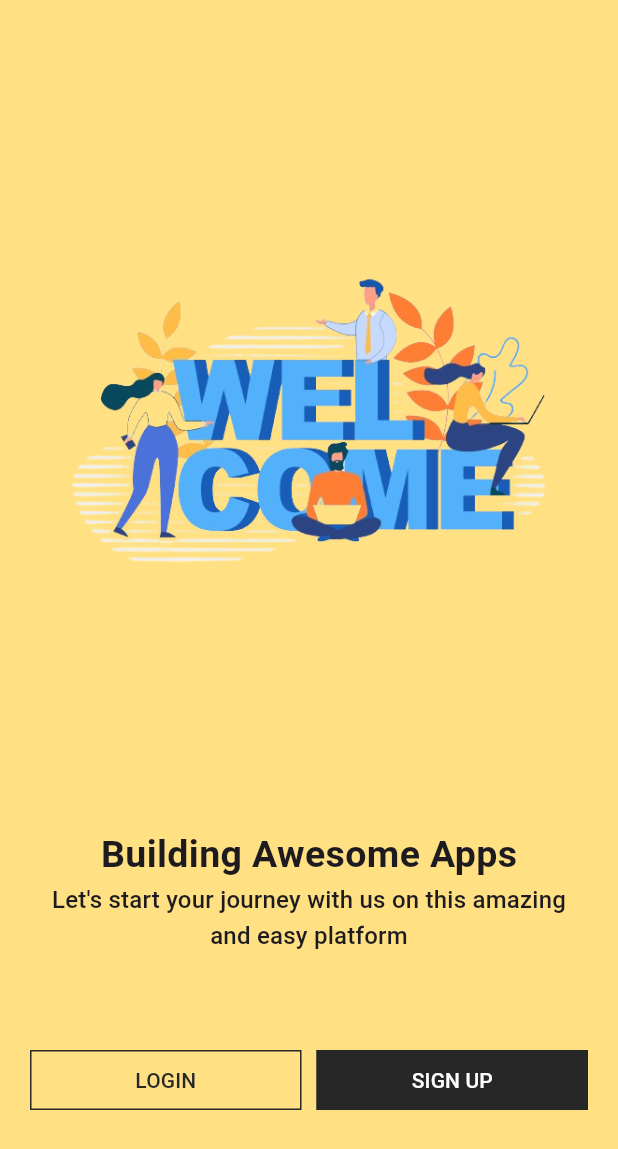
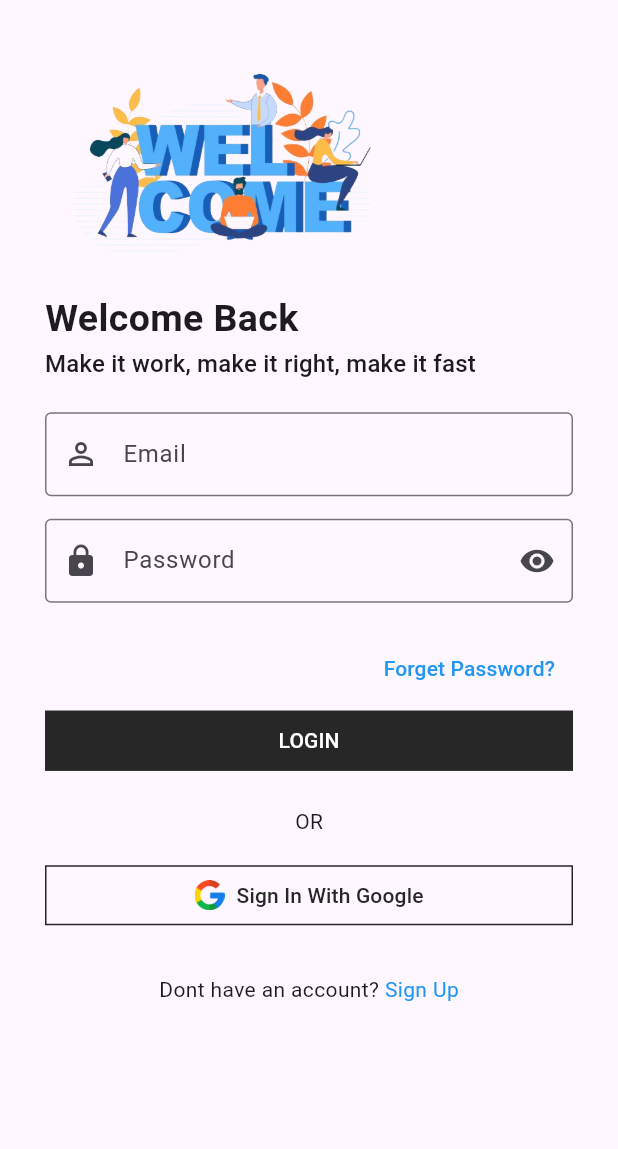
Before and after one commit to AyaIbrahim3027/Flutter-Login-App---UI-UX-Backend-Firebase-GetX-, a Flutter app: the WelcomeScreen screen opened directly, after a tap on "LOGIN", on a phone screen of 412 x 824 dp. Shown: the top 1149 px of the screen. Run offline on Flutter 3.47's test engine with Material 3 defaults, Android fonts, the phone set to English and light mode, and no system bars; our stand-ins replace get, liquid_swipe, smooth_page_indicator.

Commit message:
create Login Page UI

```diff
--- /dev/null
+++ b/lib/features/screens/login/login_screen.dart
@@ -0,0 +1,32 @@
+import 'package:flutter/material.dart';
+import 'package:login/features/screens/login/widget/login_footer_widget.dart';
+
+import 'widget/login_form_widget.dart';
+import 'widget/login_header_widget.dart';
+
+class LoginScreen extends StatelessWidget {
+  const LoginScreen({super.key});
+
+  @override
+  Widget build(BuildContext context) {
+    var mediaQuery = MediaQuery.of(context);
+    var height = mediaQuery.size.height;
+    return SafeArea(
+      child: Scaffold(
+        body: SingleChildScrollView(
+          child: Container(
+            padding: const EdgeInsets.all(30),
+            child: Column(
+              crossAxisAlignment: CrossAxisAlignment.start,
+              children: [
+                LoginHeaderWidget(height: height),
+                const LoginForm(),
+                const LoginFooterWidget(),
+              ],
+            ),
+          ),
+        ),
+      ),
+    );
+  }
+}
--- /dev/null
+++ b/lib/features/screens/login/widget/login_footer_widget.dart
@@ -0,0 +1,44 @@
+import 'package:flutter/material.dart';
+
+class LoginFooterWidget extends StatelessWidget {
+  const LoginFooterWidget({
+    super.key,
+  });
+
+  @override
+  Widget build(BuildContext context) {
+    return Column(
+      crossAxisAlignment: CrossAxisAlignment.center,
+      children: [
+        const Text('OR'),
+        const SizedBox(height: 15,),
+        SizedBox(
+          width: double.infinity,
+          child: OutlinedButton.icon(
+            icon: const Image(image: AssetImage('assets/google.png'),
+              width: 20,),
+            onPressed: () {},
+            label: const Text('Sign In With Google'),
+            style: OutlinedButton.styleFrom(
+              shape: const RoundedRectangleBorder(),
+              foregroundColor: const Color(0xff272727),
+              side: const BorderSide(
+                color: Color(0xff272727),
+              ),
+              padding: const EdgeInsets.symmetric(vertical: 5),
+            ),
+          ),
+        ),
+        const SizedBox(height: 15,),
+        TextButton(onPressed: (){}, child:
+        Text.rich(TextSpan(text: 'Dont have an account? ',
+          style: Theme.of(context).textTheme.bodyMedium,
+          children: const [
+            TextSpan(text: 'Sign Up',
+              style: TextStyle(color: Colors.blue,),),
+          ],),),
+        ),
+      ],
+    );
+  }
+}
--- /dev/null
+++ b/lib/features/screens/login/widget/login_form_widget.dart
@@ -0,0 +1,71 @@
+import 'package:flutter/material.dart';
+
+class LoginForm extends StatelessWidget {
+  const LoginForm({
+    super.key,
+  });
+
+  @override
+  Widget build(BuildContext context) {
+    return Form(
+      child: Container(
+        padding: const EdgeInsets.symmetric(vertical: 20),
+        child: Column(
+          crossAxisAlignment: CrossAxisAlignment.start,
+          children: [
+            TextFormField(
+              decoration: const InputDecoration(
+                prefixIcon: Icon(Icons.person_outline_outlined),
+                labelText: 'Email',
+                hintText: 'Email',
+                border: OutlineInputBorder(),
+              ),
+            ),
+            const SizedBox(
+              height: 15,
+            ),
+            TextFormField(
+              decoration: InputDecoration(
+                  prefixIcon: const Icon(Icons.lock),
+                  labelText: 'Password',
+                  hintText: 'Password',
+                  border: const OutlineInputBorder(),
+                  suffixIcon: IconButton(
+                    onPressed: () {},
+                    icon: const Icon(Icons.remove_red_eye_sharp),
+                  )),
+            ),
+            const SizedBox(
+              height: 20,
+            ),
+            Align(
+              alignment: Alignment.bottomRight,
+              child: TextButton(
+                  onPressed: () {},
+                  child: const Text(
+                    'Forget Password?',
+                    style: TextStyle(color: Colors.blue),
+                  )),
+            ),
+            SizedBox(
+              width: double.infinity,
+              child: ElevatedButton(
+                  onPressed: () {},
+                  style: ElevatedButton.styleFrom(
+                    elevation: 0,
+                    shape: const RoundedRectangleBorder(),
+                    foregroundColor: Colors.white,
+                    backgroundColor: const Color(0xff272727),
+                    side: const BorderSide(
+                      color: Color(0xff272727),
+                    ),
+                    padding: const EdgeInsets.symmetric(vertical: 5),
+                  ),
+                  child: Text('Login'.toUpperCase())),
+            ),
+          ],
+        ),
+      ),
+    );
+  }
+}
--- /dev/null
+++ b/lib/features/screens/login/widget/login_header_widget.dart
@@ -0,0 +1,35 @@
+import 'package:flutter/material.dart';
+
+class LoginHeaderWidget extends StatelessWidget {
+  const LoginHeaderWidget({
+    super.key,
+    required this.height,
+  });
+
+  final double height;
+
+  @override
+  Widget build(BuildContext context) {
+    return Column(
+      crossAxisAlignment: CrossAxisAlignment.start,
+      children: [
+        Image(
+          image: const AssetImage('assets/welcome.png'),
+          height: height * 0.2,
+        ),
+        const Text(
+          'Welcome Back',
+          style: TextStyle(
+            fontSize: 25,
+            fontWeight: FontWeight.bold,
+          ),
+        ),
+        Text(
+          "Make it work, make it right, make it fast",
+          style: Theme.of(context).textTheme.titleMedium,
+          textAlign: TextAlign.center,
+        ),
+      ],
+    );
+  }
+}
--- a/lib/features/screens/welcome/welcome_screen.dart
+++ b/lib/features/screens/welcome/welcome_screen.dart
@@ -2,6 +2,7 @@ import 'package:flutter/material.dart';
 import 'package:get/get.dart';
 import 'package:login/fade_in_animation/animation_design.dart';
 import 'package:login/fade_in_animation/fade_in_animation_model.dart';
+import 'package:login/features/screens/login/login_screen.dart';
 
 import '../../../fade_in_animation/fade_in_animation_controller.dart';
 
@@ -64,7 +65,7 @@ class WelcomeScreen extends StatelessWidget {
                     children: [
                       Expanded(
                         child: OutlinedButton(
-                          onPressed: () {},
+                          onPressed: () => Get.to(()=>const LoginScreen()),
                           style: OutlinedButton.styleFrom(
                             shape: const RoundedRectangleBorder(),
                             foregroundColor: const Color(0xff272727),
```
Also changed, not shown: assets/google.png (added).
